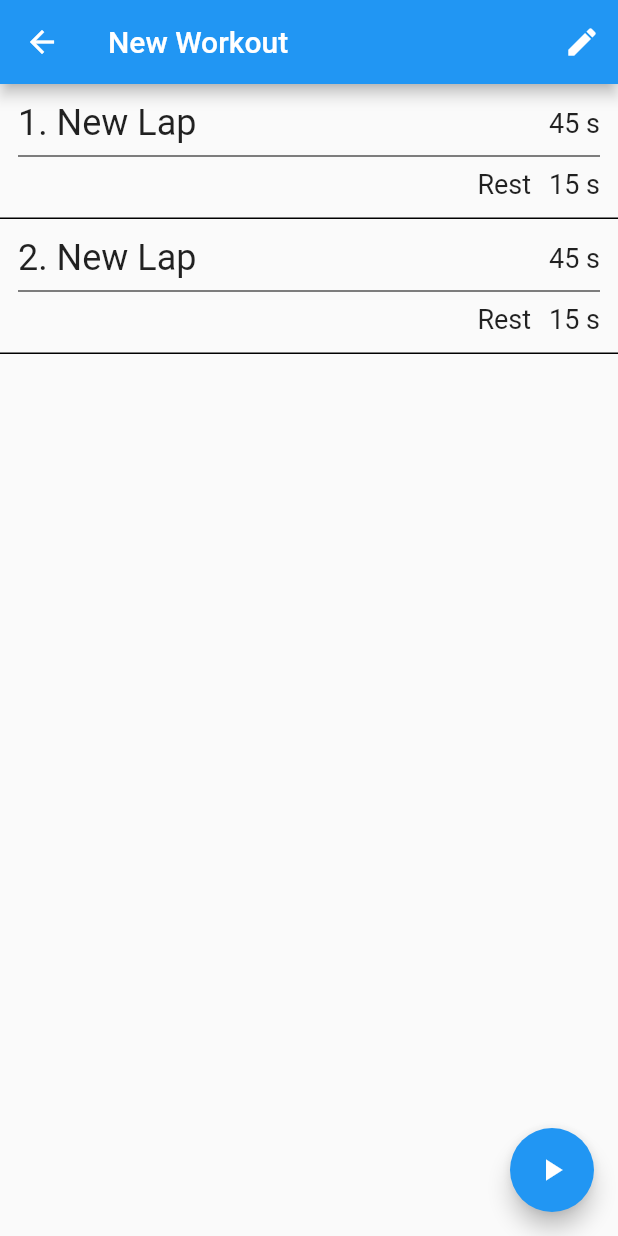
After one commit to miyanokomiya/TimerXrd, a Flutter app: the screen it shows after launch, after a tap on "New Workout", on a phone screen of 412 x 824 dp. The commit adds this screen. Run offline on Flutter 3.47's test engine with Material 2 defaults, Android fonts, the phone set to English and light mode, and no system bars.

Commit message:
show workout

```diff
--- a/lib/edit_workout.dart
+++ b/lib/edit_workout.dart
@@ -98,7 +98,7 @@ class _EditWorkoutState extends State<EditWorkout> {
                 return RaisedButton.icon(
                   icon: const Icon(Icons.save),
                   label: const Text('SAVE'),
-                  color: Colors.transparent,
+                  color: Colors.green,
                   textColor: Colors.white,
                   onPressed: () => _save(context),
                 );
--- a/lib/main.dart
+++ b/lib/main.dart
@@ -1,7 +1,7 @@
 import 'package:flutter/material.dart';
 import 'package:provider/provider.dart';
-import './edit_workout.dart';
 import './models/workout.dart';
+import './show_workout.dart';
 import './store/workout_store.dart';
 
 void main() {
@@ -48,23 +48,17 @@ class MyHomePage extends StatelessWidget {
 }
 
 Widget getWorkoutWidget(BuildContext context, int index, Workout workout) {
-  return Row(children: [
-    Expanded(
-      child: Column(children: [
-        Container(
+  return Card(
+    child: InkWell(
+        onTap: () {
+          Navigator.push(
+              context,
+              MaterialPageRoute(
+                  builder: (context) => ShowWorkoutPage(index: index)));
+        },
+        child: Container(
             alignment: Alignment.centerLeft,
             padding: const EdgeInsets.all(12),
-            child: Text(workout.name, style: const TextStyle(fontSize: 24)))
-      ]),
-    ),
-    IconButton(
-      padding: const EdgeInsets.all(20.0),
-      color: Colors.lightBlue,
-      onPressed: () {
-        Navigator.push(context,
-            MaterialPageRoute(builder: (context) => EditWorkout(index: index)));
-      },
-      icon: const Icon(Icons.edit),
-    )
-  ]);
+            child: Text(workout.name, style: const TextStyle(fontSize: 24)))),
+  );
 }
--- /dev/null
+++ b/lib/show_workout.dart
@@ -0,0 +1,86 @@
+import 'package:flutter/material.dart';
+import 'package:provider/provider.dart';
+import './edit_workout.dart';
+import './models/workout.dart';
+import './run_workout.dart';
+import './store/workout_store.dart';
+
+class ShowWorkoutPage extends StatefulWidget {
+  final int index;
+
+  const ShowWorkoutPage({Key key, @required this.index}) : super(key: key);
+
+  @override
+  _ShowWorkoutPageState createState() => _ShowWorkoutPageState();
+}
+
+class _ShowWorkoutPageState extends State<ShowWorkoutPage> {
+  @override
+  Widget build(BuildContext context) {
+    final Workout workout =
+        context.select((WorkoutStore store) => store.workoutList[widget.index]);
+
+    return Scaffold(
+      appBar: AppBar(title: Text(workout.name), actions: [
+        IconButton(
+            icon: const Icon(Icons.edit),
+            color: Colors.white,
+            onPressed: () {
+              Navigator.push(
+                  context,
+                  MaterialPageRoute(
+                      builder: (context) => EditWorkout(index: widget.index)));
+            })
+      ]),
+      body: Center(
+        child: ListView(
+            children: workout.lapItemList
+                .asMap()
+                .entries
+                .map((e) => getLapItemWidget(e.key, e.value))
+                .toList()),
+      ),
+      floatingActionButton: FloatingActionButton(
+        onPressed: () {
+          Navigator.push(
+              context,
+              MaterialPageRoute(
+                  builder: (context) => RunWorkoutPage(index: widget.index)));
+        },
+        tooltip: 'Run',
+        child: const Icon(Icons.play_arrow),
+      ),
+    );
+  }
+}
+
+Widget getLapItemWidget(int index, LapItem lapItem) {
+  return Container(
+    decoration: const BoxDecoration(border: Border(bottom: BorderSide())),
+    child: Container(
+      padding: const EdgeInsets.all(12),
+      child: Column(children: [
+        Row(children: [
+          Expanded(
+            child: Text('${index + 1}. ${lapItem.name}',
+                style: const TextStyle(fontSize: 24)),
+          ),
+          Text('${lapItem.time} s', style: const TextStyle(fontSize: 18)),
+        ]),
+        const Divider(
+          color: Colors.black,
+        ),
+        Row(
+          mainAxisAlignment: MainAxisAlignment.end,
+          children: [
+            Container(
+              margin: const EdgeInsets.only(right: 12),
+              child: const Text('Rest', style: TextStyle(fontSize: 18)),
+            ),
+            Text('${lapItem.rest} s', style: const TextStyle(fontSize: 18)),
+          ],
+        )
+      ]),
+    ),
+  );
+}
```
Also changed, not shown: lib/run_workout.dart (added, +53 -0 lines).
